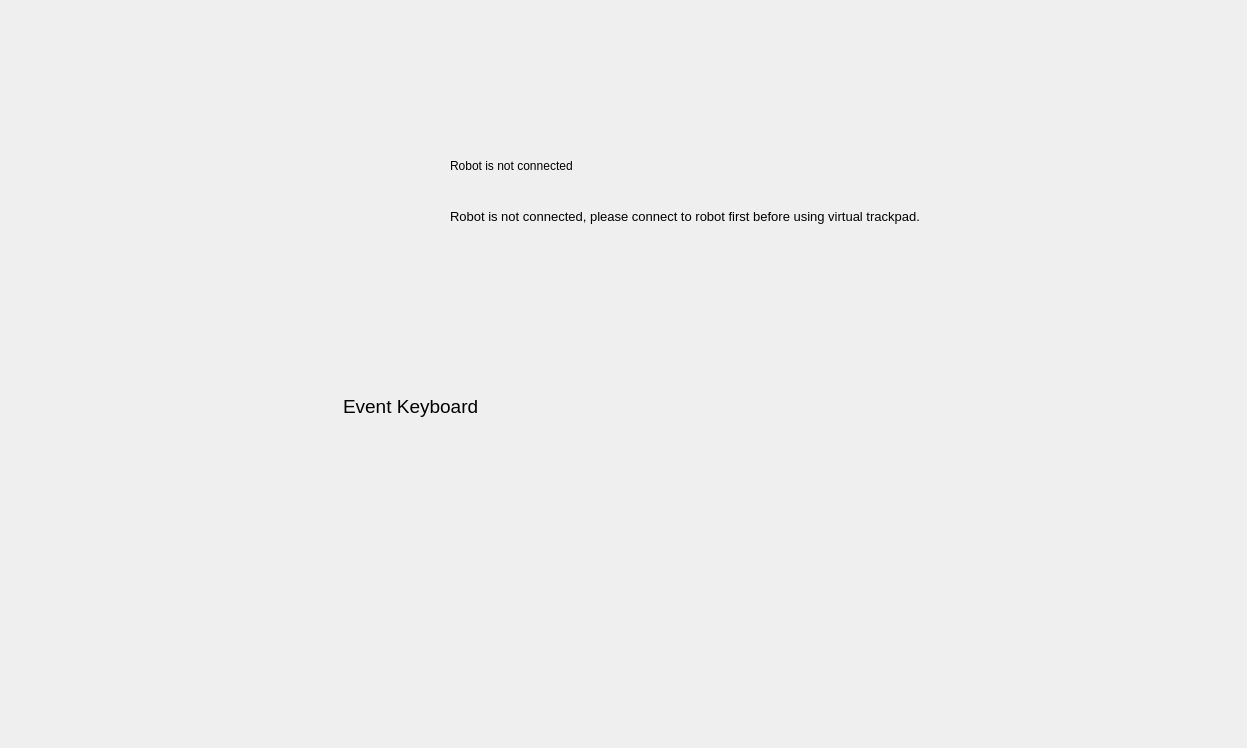
Qt form UI/VirtualTrackpad/VirtualTrackpad.ui (ZzzzzzS/BitbotCopilot) before a commit.
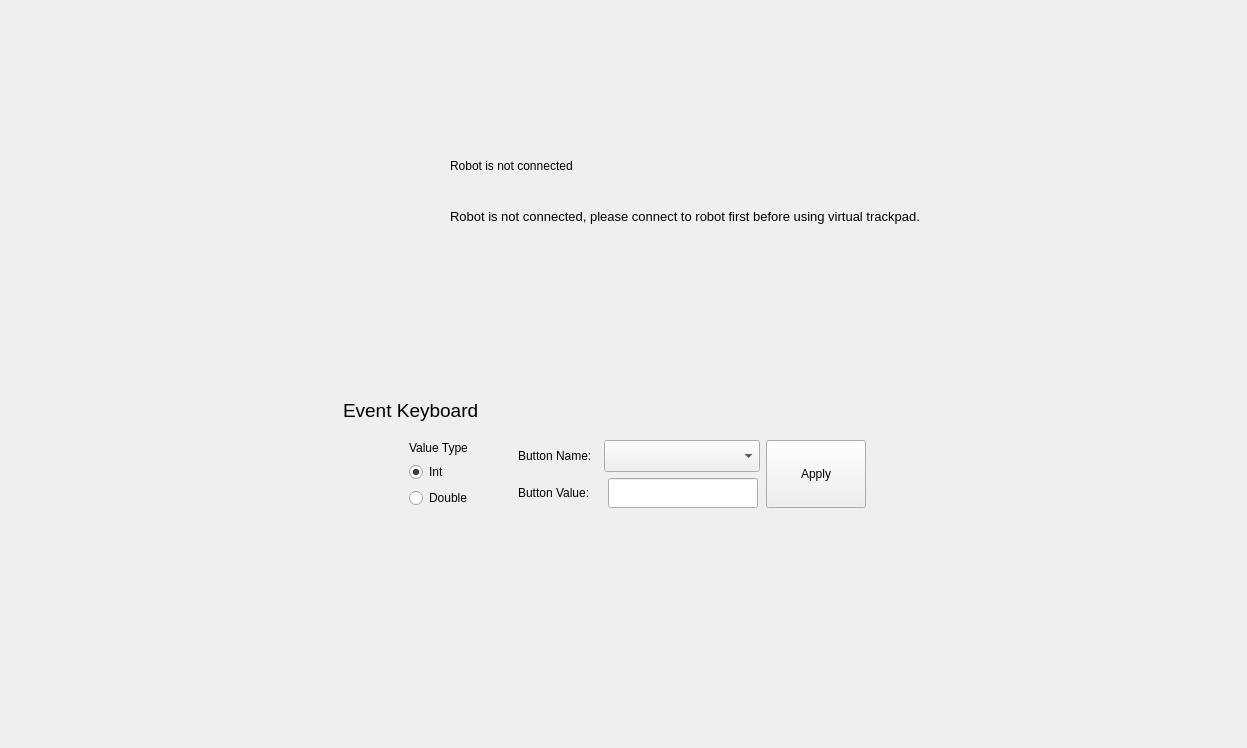
The same form after that commit. Icons and pictures are not drawn. Custom widgets are drawn as their Qt base class.

Commit message: 1. 新增key value模式，可以自定义设置键盘值和类型 2. 修复了dataviewer的一些显示问题 3. 更新了pilotpage中的一些图标

What changed in the file:
```diff
--- a/UI/VirtualTrackpad/VirtualTrackpad.ui
+++ b/UI/VirtualTrackpad/VirtualTrackpad.ui
@@ -224,15 +224,259 @@
              <item row="0" column="0">
               <layout class="QVBoxLayout" name="verticalLayout_6">
                <item>
-                <widget class="ElaText" name="label_buttons">
-                 <property name="font">
-                  <font>
-                   <pointsize>14</pointsize>
-                  </font>
-                 </property>
-                 <property name="text">
-                  <string>Event Keyboard</string>
-                 </property>
+                <layout class="QHBoxLayout" name="horizontalLayout_4">
+                 <item>
+                  <widget class="ElaText" name="label_buttons">
+                   <property name="font">
+                    <font>
+                     <pointsize>14</pointsize>
+                    </font>
+                   </property>
+                   <property name="text">
+                    <string>Event Keyboard</string>
+                   </property>
+                  </widget>
+                 </item>
+                 <item>
+                  <spacer name="horizontalSpacer_6">
+                   <property name="orientation">
+                    <enum>Qt::Horizontal</enum>
+                   </property>
+                   <property name="sizeHint" stdset="0">
+                    <size>
+                     <width>40</width>
+                     <height>20</height>
+                    </size>
+                   </property>
+                  </spacer>
+                 </item>
+                 <item>
+                  <widget class="ElaToggleButton" name="ToggleButtonModeSwitch" native="true">
+                   <property name="sizePolicy">
+                    <sizepolicy hsizetype="Fixed" vsizetype="Fixed">
+                     <horstretch>0</horstretch>
+                     <verstretch>0</verstretch>
+                    </sizepolicy>
+                   </property>
+                   <property name="minimumSize">
+                    <size>
+                     <width>130</width>
+                     <height>30</height>
+                    </size>
+                   </property>
+                   <property name="maximumSize">
+                    <size>
+                     <width>130</width>
+                     <height>30</height>
+                    </size>
+                   </property>
+                  </widget>
+                 </item>
+                 <item>
+                  <spacer name="horizontalSpacer_5">
+                   <property name="orientation">
+                    <enum>Qt::Horizontal</enum>
+                   </property>
+                   <property name="sizeType">
+                    <enum>QSizePolicy::Fixed</enum>
+                   </property>
+                   <property name="sizeHint" stdset="0">
+                    <size>
+                     <width>10</width>
+                     <height>20</height>
+                    </size>
+                   </property>
+                  </spacer>
+                 </item>
+                </layout>
+               </item>
+               <item>
+                <widget class="QWidget" name="ValueModeWidget" native="true">
+                 <layout class="QGridLayout" name="gridLayout_8">
+                  <item row="0" column="0">
+                   <layout class="QHBoxLayout" name="horizontalLayout_6">
+                    <item>
+                     <spacer name="horizontalSpacer_8">
+                      <property name="orientation">
+                       <enum>Qt::Horizontal</enum>
+                      </property>
+                      <property name="sizeHint" stdset="0">
+                       <size>
+                        <width>40</width>
+                        <height>20</height>
+                       </size>
+                      </property>
+                     </spacer>
+                    </item>
+                    <item>
+                     <layout class="QHBoxLayout" name="horizontalLayout_7">
+                      <item>
+                       <layout class="QVBoxLayout" name="verticalLayout_3">
+                        <item>
+                         <widget class="ElaText" name="label_valuetype">
+                          <property name="text">
+                           <string>Value Type</string>
+                          </property>
+                         </widget>
+                        </item>
+                        <item>
+                         <widget class="ElaRadioButton" name="radioButton_int">
+                          <property name="text">
+                           <string>Int</string>
+                          </property>
+                          <property name="checked">
+                           <bool>true</bool>
+                          </property>
+                         </widget>
+                        </item>
+                        <item>
+                         <widget class="ElaRadioButton" name="radioButton_double">
+                          <property name="text">
+                           <string>Double</string>
+                          </property>
+                         </widget>
+                        </item>
+                       </layout>
+                      </item>
+                      <item>
+                       <spacer name="horizontalSpacer_7">
+                        <property name="orientation">
+                         <enum>Qt::Horizontal</enum>
+                        </property>
+                        <property name="sizeType">
+                         <enum>QSizePolicy::Fixed</enum>
+                        </property>
+                        <property name="sizeHint" stdset="0">
+                         <size>
+                          <width>40</width>
+                          <height>20</height>
+                         </size>
+                        </property>
+                       </spacer>
+                      </item>
+                      <item>
+                       <layout class="QVBoxLayout" name="verticalLayout_4">
+                        <item>
+                         <layout class="QHBoxLayout" name="horizontalLayout_8">
+                          <item>
+                           <widget class="ElaText" name="label_keyname">
+                            <property name="text">
+                             <string>Button Name:  </string>
+                            </property>
+                           </widget>
+                          </item>
+                          <item>
+                           <widget class="ElaComboBox" name="comboBox_keyName">
+                            <property name="sizePolicy">
+                             <sizepolicy hsizetype="Fixed" vsizetype="Fixed">
+                              <horstretch>0</horstretch>
+                              <verstretch>0</verstretch>
+                             </sizepolicy>
+                            </property>
+                            <property name="minimumSize">
+                             <size>
+                              <width>156</width>
+                              <height>32</height>
+                             </size>
+                            </property>
+                            <property name="maximumSize">
+                             <size>
+                              <width>156</width>
+                              <height>32</height>
+                             </size>
+                            </property>
+                           </widget>
+                          </item>
+                         </layout>
+                        </item>
+                        <item>
+                         <layout class="QHBoxLayout" name="horizontalLayout_9">
+                          <item>
+                           <widget class="ElaText" name="label_keyvalue">
+                            <property name="text">
+                             <string>Button Value:  </string>
+                            </property>
+                           </widget>
+                          </item>
+                          <item>
+                           <widget class="ElaLineEdit" name="lineEdit_keyValue">
+                            <property name="sizePolicy">
+                             <sizepolicy hsizetype="Fixed" vsizetype="Fixed">
+                              <horstretch>0</horstretch>
+                              <verstretch>0</verstretch>
+                             </sizepolicy>
+                            </property>
+                            <property name="minimumSize">
+                             <size>
+                              <width>150</width>
+                              <height>30</height>
+                             </size>
+                            </property>
+                            <property name="maximumSize">
+                             <size>
+                              <width>150</width>
+                              <height>30</height>
+                             </size>
+                            </property>
+                           </widget>
+                          </item>
+                          <item>
+                           <spacer name="horizontalSpacer_10">
+                            <property name="orientation">
+                             <enum>Qt::Horizontal</enum>
+                            </property>
+                            <property name="sizeType">
+                             <enum>QSizePolicy::Fixed</enum>
+                            </property>
+                            <property name="sizeHint" stdset="0">
+                             <size>
+                              <width>2</width>
+                              <height>20</height>
+                             </size>
+                            </property>
+                           </spacer>
+                          </item>
+                         </layout>
+                        </item>
+                       </layout>
+                      </item>
+                      <item>
+                       <widget class="ElaPushButton" name="pushButton_buttonApply">
+                        <property name="sizePolicy">
+                         <sizepolicy hsizetype="Preferred" vsizetype="Preferred">
+                          <horstretch>0</horstretch>
+                          <verstretch>0</verstretch>
+                         </sizepolicy>
+                        </property>
+                        <property name="minimumSize">
+                         <size>
+                          <width>100</width>
+                          <height>28</height>
+                         </size>
+                        </property>
+                        <property name="text">
+                         <string>Apply</string>
+                        </property>
+                       </widget>
+                      </item>
+                     </layout>
+                    </item>
+                    <item>
+                     <spacer name="horizontalSpacer_9">
+                      <property name="orientation">
+                       <enum>Qt::Horizontal</enum>
+                      </property>
+                      <property name="sizeHint" stdset="0">
+                       <size>
+                        <width>40</width>
+                        <height>20</height>
+                       </size>
+                      </property>
+                     </spacer>
+                    </item>
+                   </layout>
+                  </item>
+                 </layout>
                 </widget>
                </item>
                <item>
@@ -313,7 +557,7 @@
                     <x>0</x>
                     <y>0</y>
                     <width>579</width>
-                    <height>287</height>
+                    <height>179</height>
                    </rect>
                   </property>
                  </widget>
@@ -377,6 +621,32 @@
    <header>SimpleTrackpad.h</header>
    <container>1</container>
   </customwidget>
+  <customwidget>
+   <class>ElaPushButton</class>
+   <extends>QPushButton</extends>
+   <header>ElaPushButton.h</header>
+  </customwidget>
+  <customwidget>
+   <class>ElaComboBox</class>
+   <extends>QComboBox</extends>
+   <header>ElaComboBox.h</header>
+  </customwidget>
+  <customwidget>
+   <class>ElaLineEdit</class>
+   <extends>QLineEdit</extends>
+   <header>ElaLineEdit.h</header>
+  </customwidget>
+  <customwidget>
+   <class>ElaToggleButton</class>
+   <extends>QWidget</extends>
+   <header>ElaToggleButton.h</header>
+   <container>1</container>
+  </customwidget>
+  <customwidget>
+   <class>ElaRadioButton</class>
+   <extends>QRadioButton</extends>
+   <header>ElaRadioButton.h</header>
+  </customwidget>
  </customwidgets>
  <resources>
   <include location="../../Res/UI.qrc"/>
```
Left out of the diff: 2 changed lines with no effect on the pictures. The commit also changes 9 other files.
